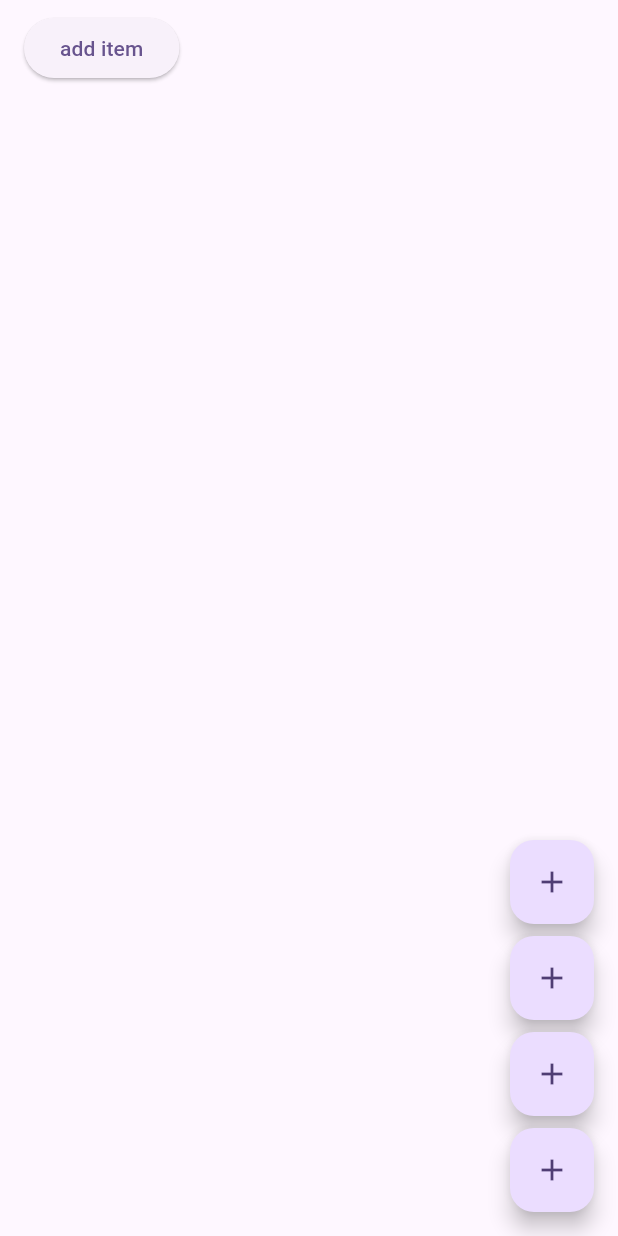
After one commit to miladzaresh/tavflutter, a Flutter app: the screen it shows after launch, after a tap on "add item", after a tap on the "delete outline" icon, after a tap on the "add" icon, on a phone screen of 412 x 824 dp. The commit adds this screen. Run offline on Flutter 3.47's test engine with Material 3 defaults, Android fonts, the phone set to English and light mode, and no system bars; network calls fail.

Commit message:
ad and delete

```diff
--- a/lib/myapp/my_app_screen.dart
+++ b/lib/feature/myapp/my_app_screen.dart
@@ -2,8 +2,8 @@ import 'package:flutter/cupertino.dart';
 import 'package:flutter/material.dart';
 import 'package:tavflutter/core/languages/languages.dart';
 import 'package:tavflutter/core/widgets/app_bar.dart';
-import 'package:tavflutter/myapp/widgets/choose_people_widget.dart';
-import 'package:tavflutter/myapp/widgets/product_widget.dart';
+import 'package:tavflutter/feature/myapp/widgets/choose_people_widget.dart';
+import 'package:tavflutter/feature/myapp/widgets/product_widget.dart';
 
 class MyAppScreen extends StatefulWidget {
   const MyAppScreen({super.key});
--- /dev/null
+++ b/lib/feature/signup/model/switch_imodel.dart
@@ -0,0 +1,6 @@
+class SwitchModel{
+  final int id;
+  final String title;
+
+  SwitchModel(this.id, this.title);
+}
--- /dev/null
+++ b/lib/feature/signup/signup_screen.dart
@@ -0,0 +1,98 @@
+import 'dart:math';
+
+import 'package:flutter/material.dart';
+import 'package:tavflutter/feature/signup/model/switch_imodel.dart';
+import 'package:tavflutter/feature/signup/widget/switch_item.dart';
+class SignUpScreen extends StatefulWidget {
+  const SignUpScreen({super.key});
+
+  @override
+  State<SignUpScreen> createState() => _SignUpScreenState();
+}
+
+class _SignUpScreenState extends State<SignUpScreen> {
+  late bool isVisible=false;
+  final List<SwitchItem> items=[];
+  late int counter=0;
+  @override
+  Widget build(BuildContext context) =>Scaffold(
+    floatingActionButton: Column(
+      mainAxisAlignment: MainAxisAlignment.center,
+      crossAxisAlignment: CrossAxisAlignment.center,
+      mainAxisSize: MainAxisSize.min,
+      children: [
+        if(isVisible)... [
+          FloatingActionButton(
+            onPressed: (){
+              showDialog(
+                context: context,
+                builder: (context)=>AlertDialog(title: Text('hello'),)
+              );
+            },
+            child: Icon(Icons.add),
+          ),
+          SizedBox(height: 8,),
+          FloatingActionButton(
+            onPressed: (){
+              showDialog(
+                  context: context,
+                  builder: (context)=>AlertDialog(title: Text('hello'),)
+              );
+            },
+            child: Icon(Icons.add),
+          ),
+          SizedBox(height: 8,),
+          FloatingActionButton(
+            onPressed: (){
+              showDialog(
+                  context: context,
+                  builder: (context)=>AlertDialog(title: Text('hgryt'),)
+              );
+            },
+            child: Icon(Icons.add),
+          ),
+          SizedBox(height: 8,),
+        ],
+        FloatingActionButton(
+          onPressed: (){
+            setState(() {
+              isVisible=!isVisible;
+            });
+          },
+          child: Icon(Icons.add),
+        ),
+      ],
+    ),
+    body:_body(),
+  );
+
+  Widget _body()=>
+      Padding(
+        padding: EdgeInsets.symmetric(horizontal: 16),
+        child: Column(
+          mainAxisSize: MainAxisSize.min,
+          crossAxisAlignment: CrossAxisAlignment.start,
+          mainAxisAlignment: MainAxisAlignment.start,
+          children: [
+            ListView.builder(
+              itemBuilder: (context,index)=>items[index],
+              itemCount: items.length,
+              shrinkWrap: true,
+
+            ),
+            SizedBox(height: 8,),
+            ElevatedButton(onPressed: (){
+              setState(() {
+                items.add(SwitchItem((indexID) {
+
+                  setState(() {
+                    items.removeWhere((element) => element.id==indexID);
+
+                  });
+                }, counter++));
+              });
+            }, child: Text('add item'))
+          ],
+        ),
+      );
+}
--- /dev/null
+++ b/lib/feature/signup/widget/switch_item.dart
@@ -0,0 +1,40 @@
+import 'package:flutter/material.dart';
+import 'package:tavflutter/feature/signup/model/switch_imodel.dart';
+
+class SwitchItem extends StatefulWidget {
+  SwitchItem(this.onDelete,this.id);
+  final int id;
+  final void Function(int) onDelete;
+  @override
+  State<SwitchItem> createState() => _SwitchItemState();
+}
+
+class _SwitchItemState extends State<SwitchItem> {
+  late bool _switchValue=false;
+  @override
+  Widget build(BuildContext context) =>
+      Row(
+        mainAxisAlignment: MainAxisAlignment.spaceBetween,
+        crossAxisAlignment: CrossAxisAlignment.center,
+        children: [
+          Row(
+            mainAxisAlignment: MainAxisAlignment.start,
+            crossAxisAlignment: CrossAxisAlignment.center,
+            children: [
+              Switch(value: _switchValue, onChanged:(val)=>setState(() {
+                _switchValue=val;
+              })),
+              Text(widget.id.toString()),
+              Image.network('https://cdn.britannica.com/70/234870-050-D4D024BB/Orange-colored-cat-yawns-displaying-teeth.jpg?w=300 ',scale: 4,)
+            ],
+          ),
+          IconButton(onPressed: (){
+            if(_switchValue){
+              ScaffoldMessenger.of(context).showSnackBar(SnackBar(content: Text('you can not delete ')));
+            }else{
+              widget.onDelete(widget.id);
+            }
+          }, icon: Icon(Icons.delete_outline,color: Colors.red,))
+        ],
+      );
+}
--- a/lib/todoes/todoes_page.dart
+++ b/lib/feature/todoes/todoes_page.dart
@@ -1,6 +1,6 @@
 import 'package:flutter/material.dart';
-import 'package:tavflutter/todoes/widgets/list_view_todoes.dart';
-import 'package:tavflutter/todoes/widgets/textfielld_widget.dart';
+import 'package:tavflutter/feature/todoes/widgets/list_view_todoes.dart';
+import 'package:tavflutter/feature/todoes/widgets/textfielld_widget.dart';
 class TodoesPage extends StatefulWidget {
   const TodoesPage({super.key});
 
--- a/lib/main.dart
+++ b/lib/main.dart
@@ -1,11 +1,12 @@
 import 'package:flutter/material.dart';
 import 'package:tavflutter/core/languages/languages.dart';
-import 'package:tavflutter/myapp/my_app_screen.dart';
+import 'package:tavflutter/feature/myapp/my_app_screen.dart';
 import 'package:flutter_localizations/flutter_localizations.dart';
-import 'package:tavflutter/todoes/todoes_page.dart';
+import 'package:tavflutter/feature/signup/signup_screen.dart';
 
 import 'core/languages/app_localizations.dart';
 import 'core/languages/locales.dart';
+import 'feature/login/login_screen.dart';
 
 void main() {
   runApp(const MyApp());
@@ -24,7 +25,7 @@ class MyApp extends StatelessWidget {
         useMaterial3: true,
       ),
       supportedLocales: Locales.supportLocals,
-      locale: Locale('fa'),
+      locale: Locale('en'),
       localizationsDelegates: [
         GlobalMaterialLocalizations.delegate,
         GlobalWidgetsLocalizations.delegate,
@@ -32,7 +33,7 @@ class MyApp extends StatelessWidget {
         AppLocalizationsDelegate(),
 
       ],
-      home: const TodoesPage(),
+      home: SignUpScreen(),
     );
   }
 }
```
Also changed, not shown: lib/feature/login/login_screen.dart (added, +106 -0 lines), lib/feature/login/widget/custom_textformfield.dart (added, +47 -0 lines), lib/feature/notif_page/home_notif_page.dart (added, +32 -0 lines), lib/feature/notif_page/widget/drower_widget.dart (added, +13 -0 lines), lib/feature/notif_page/widget/generic_button.dart (added, +24 -0 lines), lib/feature/signup/widget/textfield_delete.dart (added, +9 -0 lines), lib/feature/myapp/widgets/choose_people_widget.dart (renamed from lib/myapp/widgets/choose_people_widget.dart), lib/feature/myapp/widgets/product_widget.dart (renamed from lib/myapp/widgets/product_widget.dart), lib/feature/todoes/widgets/list_view_todoes.dart (renamed from lib/todoes/widgets/list_view_todoes.dart), lib/feature/todoes/widgets/textfielld_widget.dart (renamed from lib/todoes/widgets/textfielld_widget.dart).
